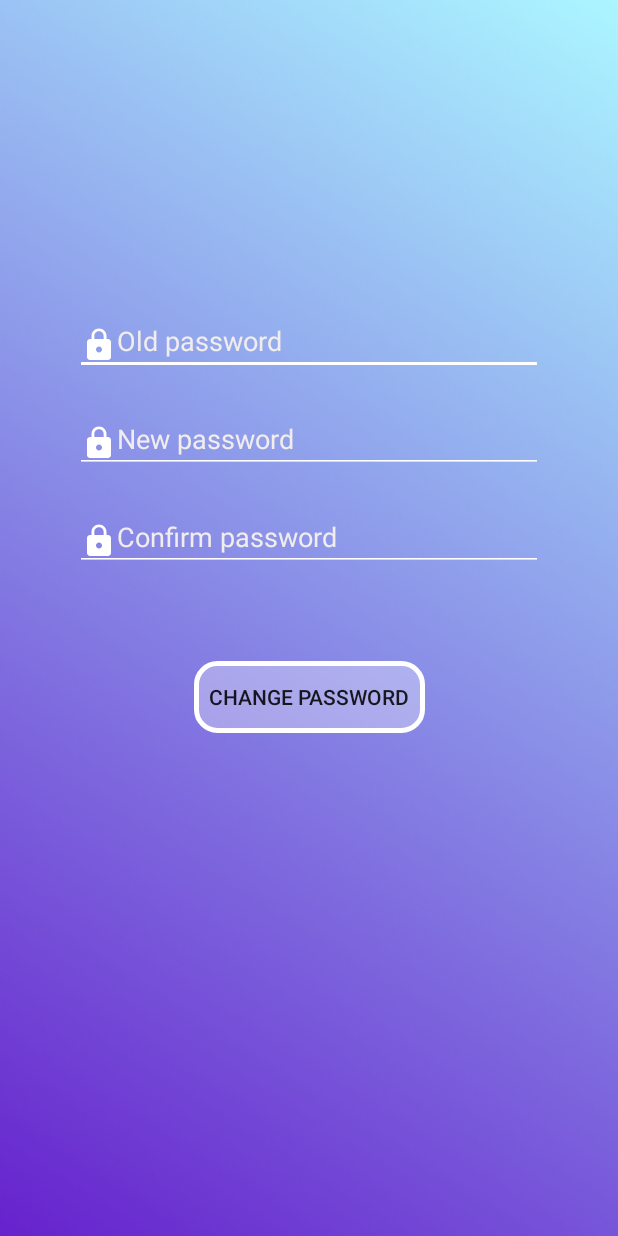
After one commit to AndrewBarzu/LogReg, an Android app: the fragment ForgotPW shown on its own in the app's theme, on a phone screen of 412 x 824 dp. The commit adds this screen. Run offline under Robolectric (Android 15) with nearby library versions, the phone set to English and light mode, and no system bars.

Commit message:
Change pass

```diff
--- /dev/null
+++ b/app/src/main/java/com/example/xghos/loginregister/ForgotPW.java
@@ -0,0 +1,107 @@
+package com.example.xghos.loginregister;
+
+import android.content.Intent;
+import android.os.AsyncTask;
+import android.os.Bundle;
+import android.support.v4.app.Fragment;
+import android.support.v4.app.FragmentTransaction;
+import android.util.Log;
+import android.view.LayoutInflater;
+import android.view.View;
+import android.view.ViewGroup;
+import android.widget.Button;
+import android.widget.TextView;
+import android.widget.Toast;
+
+import org.json.JSONObject;
+
+import java.util.HashMap;
+
+
+public class ForgotPW extends Fragment {
+
+    private TextView mOldPass;
+    private TextView mNewPass;
+    private TextView mConPass;
+    private Button mChangePass;
+
+    public ForgotPW() {
+        // Required empty public constructor
+    }
+    public static ForgotPW newInstance() {
+        ForgotPW fragment = new ForgotPW();
+        return fragment;
+    }
+
+    @Override
+    public void onCreate(Bundle savedInstanceState) {
+        super.onCreate(savedInstanceState);
+    }
+
+    @Override
+    public View onCreateView(LayoutInflater inflater, ViewGroup container,
+                             Bundle savedInstanceState) {
+        View view = inflater.inflate(R.layout.fragment_forgot_pw, container, false);
+        mOldPass = view.findViewById(R.id.ETOpass);
+        mNewPass = view.findViewById(R.id.ETNpass);
+        mConPass = view.findViewById(R.id.ETCpass);
+
+        mChangePass = view.findViewById(R.id.BChangePass);
+        mChangePass.setOnClickListener(new View.OnClickListener() {
+            @Override
+            public void onClick(View v) {
+                if(Helper.getINSTANCE().changePasswordValidation(mOldPass.getText().toString(), mNewPass.getText().toString(),
+                        mConPass.getText().toString(), getContext())){
+                    new ChangePassword().execute();
+                }
+            }
+        });
+        return view;
+    }
+    private class ChangePassword extends AsyncTask<String, Void, String> {
+
+        @Override
+        protected String doInBackground(String... objects) {
+            HashMap<String, String> getParams = new HashMap<>();
+
+            getParams.put("oldpw", mOldPass.getText().toString());
+            getParams.put("newpw", mNewPass.getText().toString());
+            getParams.put("id_user", String.valueOf(currentUser.getId()));
+            getParams.put("request", "forgotpw");
+
+            try {
+                String response = new HttpRequest(getParams, "http://students.doubleuchat.com/forgotpw.php").connect();
+                JSONObject responseObject = new JSONObject(response);
+                String message = responseObject.getString("msg");
+                String Object = responseObject.getString("response");
+
+                if (message.equals("error"))
+                {
+                    return Object;
+                }
+
+            }
+            catch (Exception e)
+            {
+                return "nuok";
+            }
+            return "ok";
+        }
+
+        @Override
+        protected void onPostExecute(String s) {
+            super.onPostExecute(s);
+            if(s.equals("ok")){
+                Toast.makeText(getActivity(), "Password Changed", Toast.LENGTH_SHORT).show();
+                //TODO transaction for calendar fragment
+                Intent intent = new Intent(getActivity(), CalendarScrollActivity.class);
+                currentUser.setStatus("1");
+                getActivity().startActivity(intent);
+            }
+            else {
+                Log.d("+++", s);
+                Toast.makeText(getActivity(), "Ples tri agan", Toast.LENGTH_SHORT).show();
+            }
+        }
+    }
+}
--- a/app/src/main/java/com/example/xghos/loginregister/HttpRequest.java
+++ b/app/src/main/java/com/example/xghos/loginregister/HttpRequest.java
@@ -44,7 +44,6 @@ public class HttpRequest {
             conn.setRequestMethod("POST");
             conn.setDoInput(true);
             conn.setDoOutput(true);
-
             OutputStream os = conn.getOutputStream();
             BufferedWriter writer = new BufferedWriter(new OutputStreamWriter(os, "UTF-8"));
             writer.write(getPostDataString(postParams));
--- a/app/src/main/java/com/example/xghos/loginregister/Login.java
+++ b/app/src/main/java/com/example/xghos/loginregister/Login.java
@@ -155,6 +155,7 @@ public class Login extends AppCompatActivity {
                 currentUser.setId(Object.getString("id_user"));
                 currentUser.setAccType(Object.getString("tip_user"));
                 currentUser.setAvatar(Object.getString("avatar"));
+                currentUser.setStatus(Object.getString("status"));
 
                 Log.d("+++", String.valueOf(Object));
 
--- /dev/null
+++ b/app/src/main/res/layout/fragment_forgot_pw.xml
@@ -0,0 +1,79 @@
+<android.support.constraint.ConstraintLayout xmlns:android="http://schemas.android.com/apk/res/android"
+    xmlns:app="http://schemas.android.com/apk/res-auto"
+    xmlns:tools="http://schemas.android.com/tools"
+    android:layout_width="match_parent"
+    android:layout_height="match_parent"
+    android:background="@drawable/homebg"
+    tools:context="com.example.xghos.loginregister.ForgotPW">
+
+    <!-- TODO: Update blank fragment layout -->
+
+    <EditText
+        android:id="@+id/ETOpass"
+        android:layout_width="0dp"
+        android:layout_height="40dp"
+        android:layout_marginEnd="50dp"
+        android:layout_marginStart="50dp"
+        android:layout_marginTop="210dp"
+        android:backgroundTint="@android:color/white"
+        android:drawableStart="@drawable/ic_lock_black_24dp"
+        android:ems="10"
+        android:hint="@string/old_password"
+        android:inputType="textPassword"
+        android:textColor="#ffffff"
+        android:textColorHint="#f1eded"
+        app:layout_constraintEnd_toEndOf="parent"
+        app:layout_constraintHorizontal_bias="0.0"
+        app:layout_constraintStart_toStartOf="parent"
+        app:layout_constraintTop_toTopOf="parent" />
+
+    <EditText
+        android:id="@+id/ETNpass"
+        android:layout_width="0dp"
+        android:layout_height="40dp"
+        android:layout_marginEnd="50dp"
+        android:layout_marginStart="50dp"
+        android:layout_marginTop="25dp"
+        android:backgroundTint="@android:color/white"
+        android:drawableStart="@drawable/ic_lock_black_24dp"
+        android:ems="10"
+        android:hint="@string/new_password"
+        android:inputType="textPassword"
+        android:textColor="#ffffff"
+        android:textColorHint="#f1eded"
+        app:layout_constraintEnd_toEndOf="parent"
+        app:layout_constraintHorizontal_bias="0.0"
+        app:layout_constraintStart_toStartOf="parent"
+        app:layout_constraintTop_toBottomOf="@+id/ETOpass" />
+
+    <EditText
+        android:id="@+id/ETCpass"
+        android:layout_width="0dp"
+        android:layout_height="40dp"
+        android:layout_marginEnd="50dp"
+        android:layout_marginStart="50dp"
+        android:layout_marginTop="25dp"
+        android:backgroundTint="@android:color/white"
+        android:drawableStart="@drawable/ic_lock_black_24dp"
+        android:ems="10"
+        android:hint="@string/confirm_newp"
+        android:inputType="textPassword"
+        android:textColor="#ffffff"
+        android:textColorHint="#f1eded"
+        app:layout_constraintEnd_toEndOf="parent"
+        app:layout_constraintHorizontal_bias="0.0"
+        app:layout_constraintStart_toStartOf="parent"
+        app:layout_constraintTop_toBottomOf="@+id/ETNpass" />
+
+    <Button
+        android:id="@+id/BChangePass"
+        android:layout_width="wrap_content"
+        android:layout_height="wrap_content"
+        android:layout_marginTop="60dp"
+        android:background="@drawable/rounded_corner_button_res"
+        android:text="@string/change_password"
+        app:layout_constraintEnd_toEndOf="parent"
+        app:layout_constraintHorizontal_bias="0.5"
+        app:layout_constraintStart_toStartOf="parent"
+        app:layout_constraintTop_toBottomOf="@+id/ETCpass" />
+</android.support.constraint.ConstraintLayout>
--- a/app/src/main/res/values/strings.xml
+++ b/app/src/main/res/values/strings.xml
@@ -21,6 +21,8 @@
     <string name="remember_me">Remember me</string>
     <string name="hello">Hello, %1$s!</string>
 
-    <!-- TODO: Remove or change this placeholder text -->
-    <string name="hello_blank_fragment">Hello blank fragment</string>
+    <string name="old_password">Old password</string>
+    <string name="new_password">New password</string>
+    <string name="confirm_newp">Confirm password</string>
+    <string name="change_password">Change password</string>
 </resources>
```
Also changed, not shown: app/src/main/java/com/example/xghos/loginregister/CalendarScrollActivity.java (+7 -1 lines), app/src/main/java/com/example/xghos/loginregister/Helper.java (+13 -0 lines), app/src/main/java/com/example/xghos/loginregister/currentUser.java (+9 -0 lines), app/src/main/res/drawable/rounded_corner_button_res.xml (+2 -8 lines).
